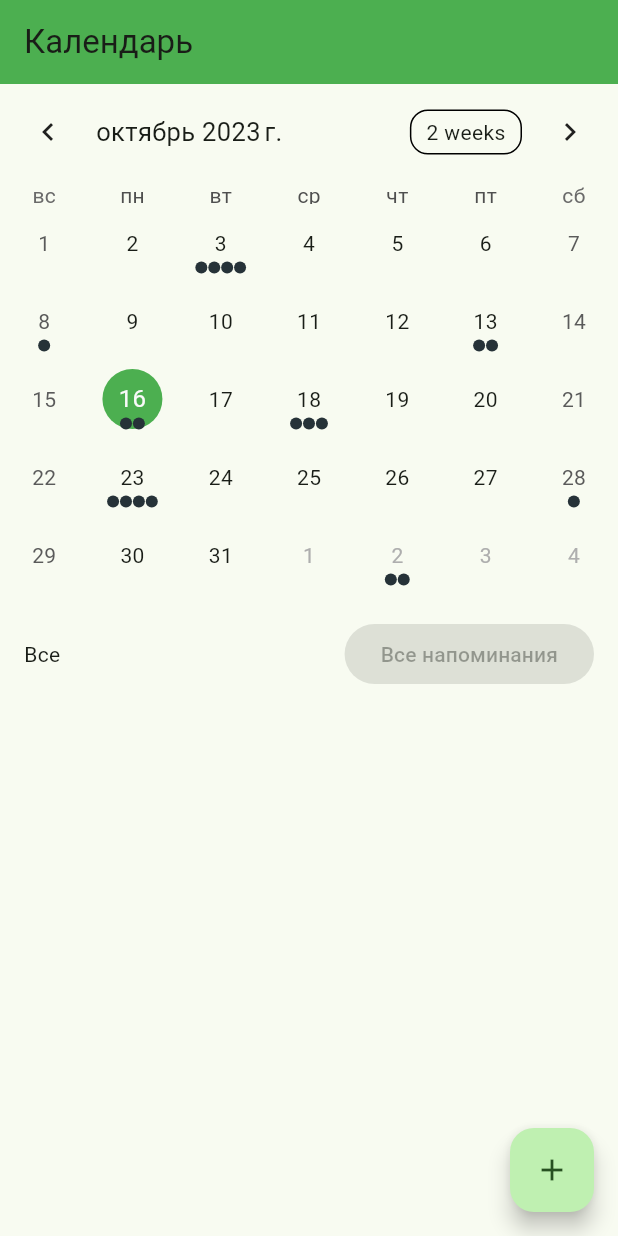
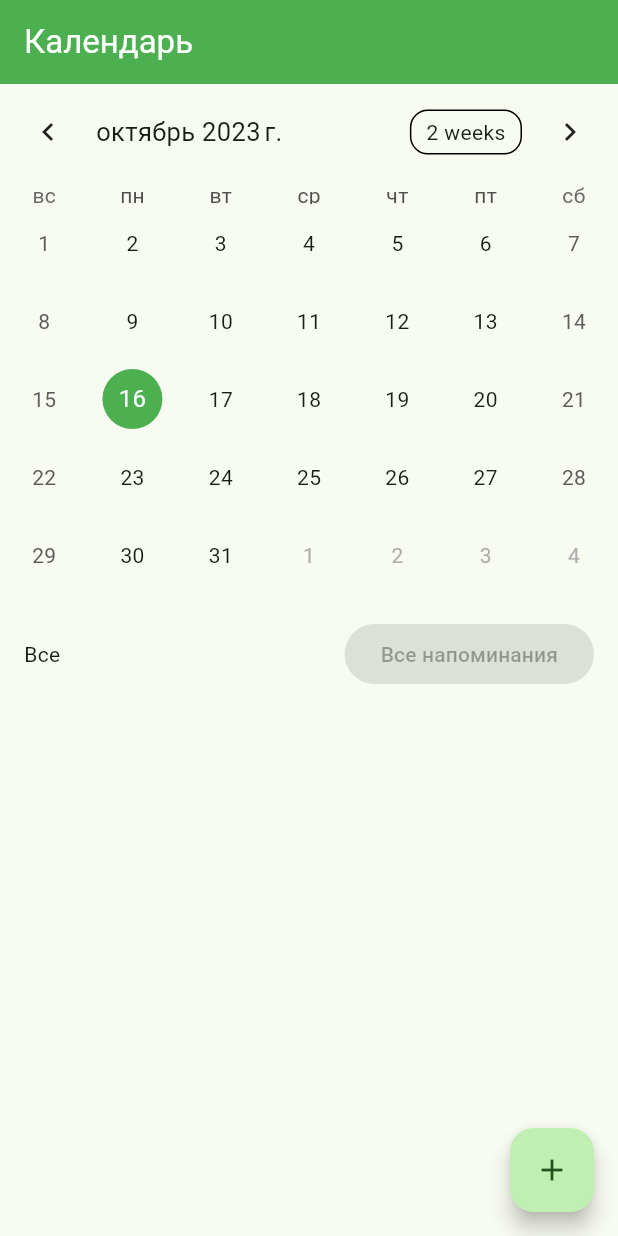
Before and after one commit to WitchKotelok/flutter-kvantum, a Flutter app: the screen it shows after launch, on a phone screen of 412 x 824 dp. Run offline on Flutter 3.47's test engine with Material 2 defaults, Android fonts, the phone set to English and light mode, and no system bars; drawn by our look-alikes of table_calendar; our stand-ins replace sqflite; accounts and stored records are empty.

Commit message:
ready app

```diff
--- a/lib/screens/add_data_form.dart
+++ b/lib/screens/add_data_form.dart
@@ -62,8 +62,9 @@ class AddDataForm extends StatefulWidget {
     Widget build(BuildContext context) {
       return Scaffold(
         appBar: AppBar(
-          title: const Text('Добавить товар'),
+          title: const Text('Добавить товар', style: TextStyle(color: Colors.white),),
           backgroundColor: Colors.green,
+          iconTheme: IconThemeData(color: Colors.white),
         ),
         body: Padding(
           padding: const EdgeInsets.all(16.0),
--- a/lib/screens/data_details_screen.dart
+++ b/lib/screens/data_details_screen.dart
@@ -10,8 +10,9 @@ class DataDetailsScreen extends StatelessWidget {
     Widget build(BuildContext context) {
       return Scaffold(
         appBar: AppBar(
-          title: Text('Подробно о товаре'),
+          title: Text('Подробно о товаре', style: TextStyle(color: Colors.white),),
           backgroundColor: Colors.green,
+          iconTheme: IconThemeData(color: Colors.white),
         ),
         body: Column(
           crossAxisAlignment: CrossAxisAlignment.start,
--- a/lib/screens/edit_data_form.dart
+++ b/lib/screens/edit_data_form.dart
@@ -65,8 +65,9 @@ class EditDataForm extends StatefulWidget {
     Widget build(BuildContext context) {
       return Scaffold(
         appBar: AppBar(
-          title: const Text('Редактировать товар'),
+          title: const Text('Редактировать товар', style: TextStyle(color: Colors.white),),
           backgroundColor: Colors.green,
+          iconTheme: IconThemeData(color: Colors.white),
         ),
         body: Padding(
           padding: const EdgeInsets.all(16.0),
--- a/lib/screens/home_screen.dart
+++ b/lib/screens/home_screen.dart
@@ -1,4 +1,4 @@
-
+import 'dart:collection';
 
 import 'package:flutter/material.dart';
 import 'package:flutter_application_1/models/my_data.dart';
@@ -6,7 +6,7 @@ import 'package:flutter_application_1/providers/my_data_provider.dart';
 import 'package:flutter_application_1/screens/add_data_form.dart';
 import 'package:flutter_application_1/screens/data_details_screen.dart';
 import 'package:flutter_application_1/screens/edit_data_form.dart';
-import 'package:flutter_application_1/utils/utils.dart';
+// import 'package:flutter_application_1/utils/utils.dart';
 import 'package:intl/intl.dart';
 import 'package:provider/provider.dart';
 import 'package:table_calendar/table_calendar.dart';
@@ -23,6 +23,14 @@ class _HomeScreenState extends State<HomeScreen> {
   DateTime _focusedDay = DateTime.now();
   CalendarFormat _calendarFormat = CalendarFormat.month;
 
+  late LinkedHashMap<DateTime, List<dynamic>> kEvents;
+
+  @override
+  void initState() {
+    context.read<MyDataProvider>().loadProducts();
+    super.initState();
+  }
+
   // Реализация фильтра по данным
   void _selectDate(BuildContext context) async {
     final DateTime? picked = await showDatePicker(
@@ -35,13 +43,11 @@ class _HomeScreenState extends State<HomeScreen> {
       setState(() {
         _selectedDate = picked;
       });
-      Provider.of<MyDataProvider>(context, listen: false)
-          .getData(_selectedDate);
+      context.read<MyDataProvider>().getData(_selectedDate);
     }
   }
 
-  List<Event> _getEventsForDay(DateTime day) {
-    // Implementation example
+  List<dynamic> _getEventsForDay(DateTime day) {
     return kEvents[day] ?? [];
   }
 
@@ -49,7 +55,7 @@ class _HomeScreenState extends State<HomeScreen> {
     setState(() {
       _selectedDate = null;
     });
-    Provider.of<MyDataProvider>(context, listen: false).getData();
+    context.read<MyDataProvider>().getData();
   }
 
   void _viewDataDetails(BuildContext context, MyData data) {
@@ -59,11 +65,25 @@ class _HomeScreenState extends State<HomeScreen> {
     );
   }
 
+  int getHashCode(DateTime k) => k.day * 1000000 + k.month * 10000 + k.year;
+
   @override
   Widget build(BuildContext context) {
+    kEvents = LinkedHashMap<DateTime, List<dynamic>>(
+      equals: isSameDay,
+      hashCode: getHashCode,
+    );
+
+    kEvents.addAll(context.watch<MyDataProvider>().events);
+
     return Scaffold(
       appBar: AppBar(
-        title: const Text('Календарь'),
+        title: Row(
+          mainAxisAlignment: MainAxisAlignment.spaceBetween,
+          children: [
+            const Text('Календарь', style: TextStyle(color: Colors.white),),
+          ],
+        ),
         backgroundColor: Colors.green,
       ),
       body: Consumer<MyDataProvider>(
@@ -107,9 +127,37 @@ class _HomeScreenState extends State<HomeScreen> {
                     shape: BoxShape.circle,
                   ),
                   selectedDecoration: BoxDecoration(
-                    color: Colors.lightGreen,
+                    color: Colors.amber,
                     shape: BoxShape.circle,
                   ),
+                ),
+                calendarBuilders: CalendarBuilders(
+                  markerBuilder: (context, date, events) {
+                    if (events.isNotEmpty) {
+                      if (date.isBefore(DateTime.now())) {
+                        // Если дата меньше текущей, используйте красный маркер
+                        return Container(
+                          width: 6,
+                          height: 6,
+                          decoration: BoxDecoration(
+                            shape: BoxShape.circle,
+                            color: Colors.orange,
+                          ),
+                        );
+                      } else {
+                        // Иначе используйте зеленый маркер
+                        return Container(
+                          width: 6,
+                          height: 6,
+                          decoration: BoxDecoration(
+                            shape: BoxShape.circle,
+                            color: Color.fromARGB(255, 16, 109, 19),
+                          ),
+                        );
+                      }
+                    }
+                    return Container();
+                  },
                 ),
                 eventLoader: _getEventsForDay,
               ),
@@ -122,7 +170,7 @@ class _HomeScreenState extends State<HomeScreen> {
                     Text(_selectedDate != null
                         ? DateFormat('yyyy-MM-dd').format(_selectedDate!)
                         : 'Все'),
-                    SizedBox(width: 20),
+                    const SizedBox(width: 20),
                     ElevatedButton(
                       onPressed: _selectedDate != null ? _clearFilter : null,
                       child: const Text(
@@ -148,19 +196,20 @@ class _HomeScreenState extends State<HomeScreen> {
                           ),
                           leading: IconButton(
                             onPressed: () => Navigator.push(
-                                context,
-                                MaterialPageRoute(
-                                    builder: (context) =>
-                                        EditDataForm(data: data))),
-                            icon: const Icon(Icons.edit),
+                              context,
+                              MaterialPageRoute(
+                                builder: (context) => EditDataForm(data: data),
+                              ),
+                            ),
+                            icon: const Icon(Icons.edit_note, color: Colors.orange,),
                           ),
                           trailing: IconButton(
                               onPressed: () {
-                                Provider.of<MyDataProvider>(context,
-                                        listen: false)
+                                context
+                                    .read<MyDataProvider>()
                                     .deleteData(data.id);
                               },
-                              icon: const Icon(Icons.delete)),
+                              icon: const Icon(Icons.delete_outline, color: Colors.orange,)),
                         ),
                       ),
                     );
--- a/lib/utils/utils.dart
+++ /dev/null
@@ -1,52 +0,0 @@
-// Copyright 2019 Aleksander Woźniak
-// SPDX-License-Identifier: Apache-2.0
-
-import 'dart:collection';
-
-import 'package:table_calendar/table_calendar.dart';
-
-/// Example event class.
-class Event {
-  final String title;
-
-  const Event(this.title);
-
-  @override
-  String toString() => title;
-}
-
-/// Example events.
-///
-/// Using a [LinkedHashMap] is highly recommended if you decide to use a map.
-final kEvents = LinkedHashMap<DateTime, List<Event>>(
-  equals: isSameDay,
-  hashCode: getHashCode,
-)..addAll(_kEventSource);
-
-final _kEventSource = Map.fromIterable(List.generate(50, (index) => index),
-    key: (item) => DateTime.utc(kFirstDay.year, kFirstDay.month, item * 5),
-    value: (item) => List.generate(
-        item % 4 + 1, (index) => Event('Event $item | ${index + 1}')))
-  ..addAll({
-    kToday: [
-      Event('Today\'s Event 1'),
-      Event('Today\'s Event 2'),
-    ],
-  });
-
-int getHashCode(DateTime key) {
-  return key.day * 1000000 + key.month * 10000 + key.year;
-}
-
-/// Returns a list of [DateTime] objects from [first] to [last], inclusive.
-List<DateTime> daysInRange(DateTime first, DateTime last) {
-  final dayCount = last.difference(first).inDays + 1;
-  return List.generate(
-    dayCount,
-    (index) => DateTime.utc(first.year, first.month, first.day + index),
-  );
-}
-
-final kToday = DateTime.now();
-final kFirstDay = DateTime(kToday.year, kToday.month - 3, kToday.day);
-final kLastDay = DateTime(kToday.year, kToday.month + 3, kToday.day);
```
Also changed, not shown: lib/providers/my_data_provider.dart (+17 -1 lines).
